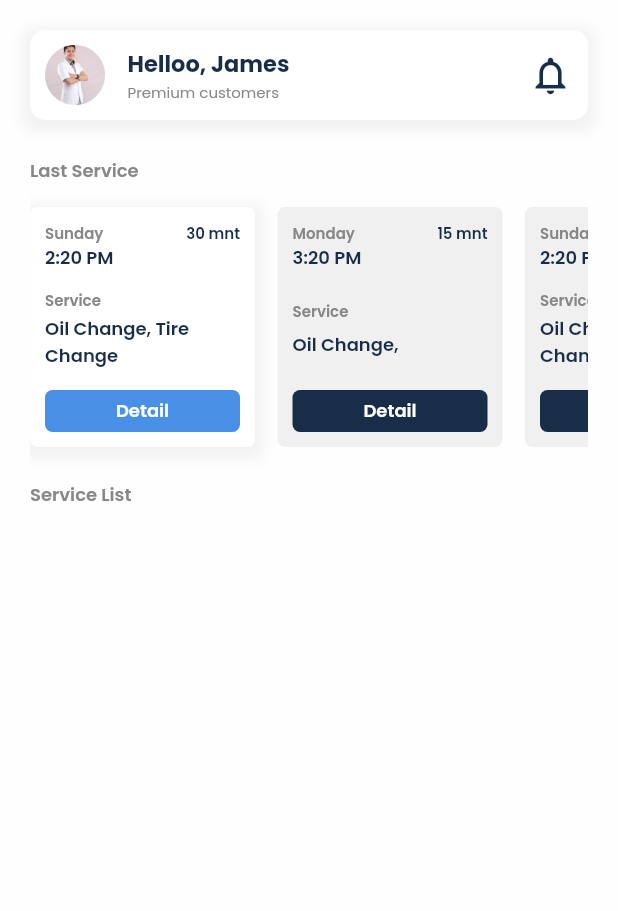
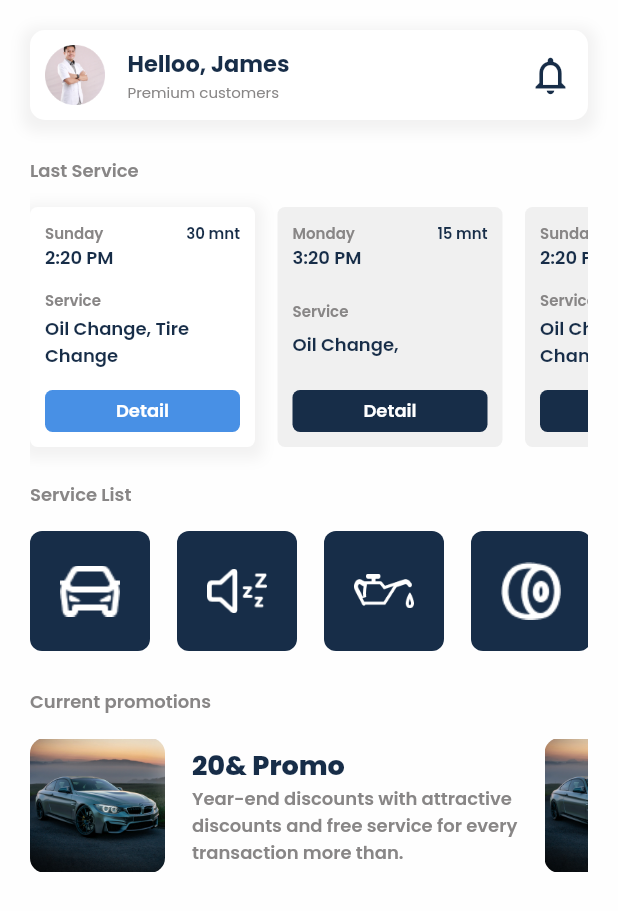
Before and after one commit to dzikru07/flutter_car_service, a Flutter app: the HomePage screen opened directly, on a phone screen of 412 x 824 dp. Shown: the top 911 px of the screen. Run offline on Flutter 3.47's test engine with Material 2 defaults, Android fonts, the phone set to English and light mode, and no system bars; our stand-ins replace google_fonts.

Commit message:
home done

```diff
--- /dev/null
+++ b/lib/data/articles_data.dart
@@ -0,0 +1,10 @@
+import '../models/articles_models.dart';
+
+List<ArticleModels> articlesData = [
+  ArticleModels("assets/images/car_articles.png", "20& Promo",
+      "Year-end discounts with attractive discounts and free service for every transaction more than."),
+  ArticleModels("assets/images/car_articles.png", "New Comers",
+      "Year-end discounts with attractive discounts and free service for every transaction more than."),
+  ArticleModels("assets/images/car_articles.png", "Big Deal",
+      "Year-end discounts with attractive discounts and free service for every transaction more than.Year-end discounts with attractive discounts and free service for every transaction more than."),
+];
--- a/lib/data/service.dart
+++ b/lib/data/service.dart
@@ -1,3 +1,8 @@
 import '../models/service_models.dart';
 
-List<ServiceModels> serviceData = [ServiceModels(id: "1", logo: "assets/")];
+List<ServiceModels> serviceData = [
+  ServiceModels(id: "1", logo: "assets/logo/car_categories.png"),
+  ServiceModels(id: "1", logo: "assets/logo/sound_categories.png"),
+  ServiceModels(id: "1", logo: "assets/logo/oil_categories.png"),
+  ServiceModels(id: "1", logo: "assets/logo/tire_categories.png")
+];
--- /dev/null
+++ b/lib/models/articles_models.dart
@@ -0,0 +1,7 @@
+class ArticleModels {
+  String? image;
+  String? title;
+  String? description;
+
+  ArticleModels(this.image, this.title, this.description);
+}
--- a/lib/pages/home_pages.dart
+++ b/lib/pages/home_pages.dart
@@ -1,5 +1,6 @@
 import 'package:flutter/material.dart';
-import 'package:flutter_car_service/models/last_service_models.dart';
+import 'package:flutter_car_service/data/articles_data.dart';
+import 'package:flutter_car_service/data/service.dart';
 import 'package:flutter_car_service/style/color.dart';
 import 'package:google_fonts/google_fonts.dart';
 
@@ -43,6 +44,95 @@ class _HomePageState extends State<HomePage> {
                 style: GoogleFonts.poppins(
                     color: subText, fontSize: 12, fontWeight: FontWeight.w600),
               ),
+              SizedBox(
+                height: 15,
+              ),
+              SizedBox(
+                height: 80,
+                child: ListView.builder(
+                    shrinkWrap: true,
+                    scrollDirection: Axis.horizontal,
+                    itemCount: serviceData.length,
+                    itemBuilder: ((context, index) {
+                      return Container(
+                        padding: EdgeInsets.all(20),
+                        margin: EdgeInsets.only(right: 18),
+                        decoration: BoxDecoration(
+                            borderRadius: BorderRadius.circular(8),
+                            color: mainColor),
+                        child: Image.asset(
+                          serviceData[index].logo.toString(),
+                          height: 20,
+                          width: 40,
+                        ),
+                      );
+                    })),
+              ),
+              SizedBox(
+                height: 25,
+              ),
+              Text(
+                "Current promotions",
+                textAlign: TextAlign.center,
+                style: GoogleFonts.poppins(
+                    color: subText, fontSize: 12, fontWeight: FontWeight.w600),
+              ),
+              SizedBox(
+                height: 120,
+                child: ListView.builder(
+                    shrinkWrap: true,
+                    scrollDirection: Axis.horizontal,
+                    itemCount: articlesData.length,
+                    itemBuilder: ((context, index) {
+                      return Container(
+                        margin: EdgeInsets.only(right: 15),
+                        child: Row(
+                          crossAxisAlignment: CrossAxisAlignment.center,
+                          children: [
+                            Container(
+                              height: 90,
+                              width: 90,
+                              margin: EdgeInsets.only(right: 8),
+                              decoration: BoxDecoration(
+                                  borderRadius: BorderRadius.circular(10),
+                                  image: DecorationImage(
+                                      image: AssetImage(articlesData[index]
+                                          .image
+                                          .toString()))),
+                            ),
+                            SizedBox(
+                              width: 10,
+                            ),
+                            Column(
+                              crossAxisAlignment: CrossAxisAlignment.start,
+                              mainAxisAlignment: MainAxisAlignment.center,
+                              children: [
+                                Text(
+                                  articlesData[index].title.toString(),
+                                  style: GoogleFonts.poppins(
+                                      color: mainColor,
+                                      fontSize: 18,
+                                      fontWeight: FontWeight.w800),
+                                ),
+                                SizedBox(
+                                  width: 220,
+                                  child: Text(
+                                    articlesData[index].description.toString(),
+                                    textAlign: TextAlign.left,
+                                    maxLines: 4,
+                                    style: GoogleFonts.poppins(
+                                        color: subText,
+                                        fontSize: 12,
+                                        fontWeight: FontWeight.w600),
+                                  ),
+                                ),
+                              ],
+                            )
+                          ],
+                        ),
+                      );
+                    })),
+              )
             ],
           ),
         ),
```
Also changed, not shown: assets/logo/oil_categories.png, assets/logo/sound_categories.png, assets/logo/tire_categories.png, lib/main.dart (line endings or trailing spaces).
